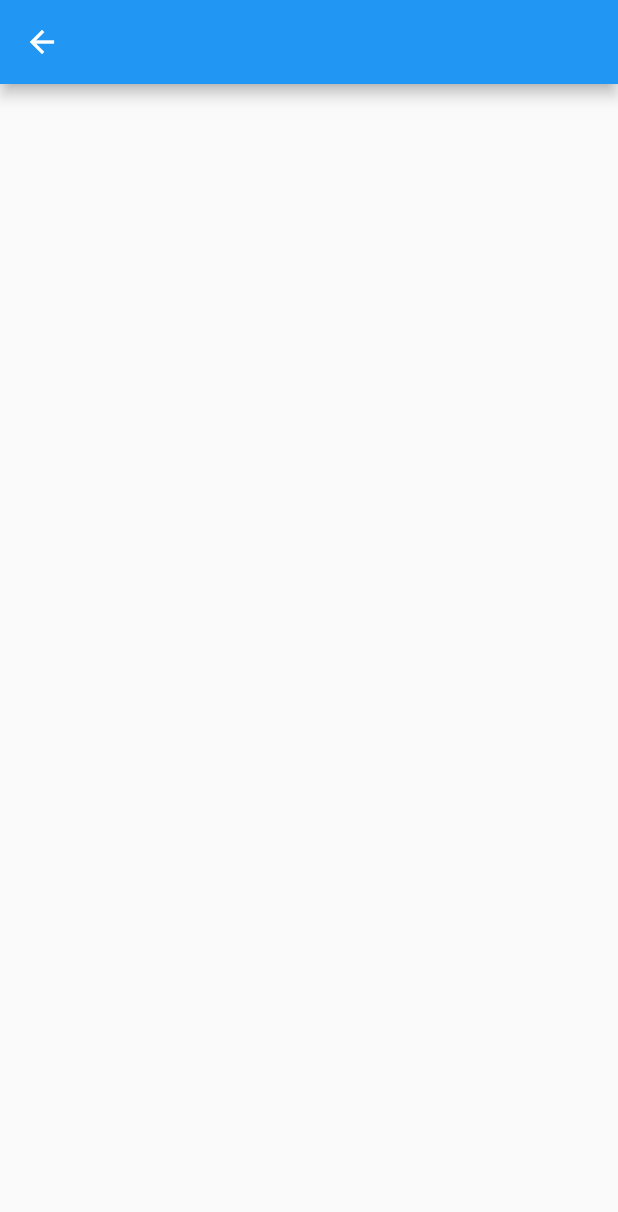
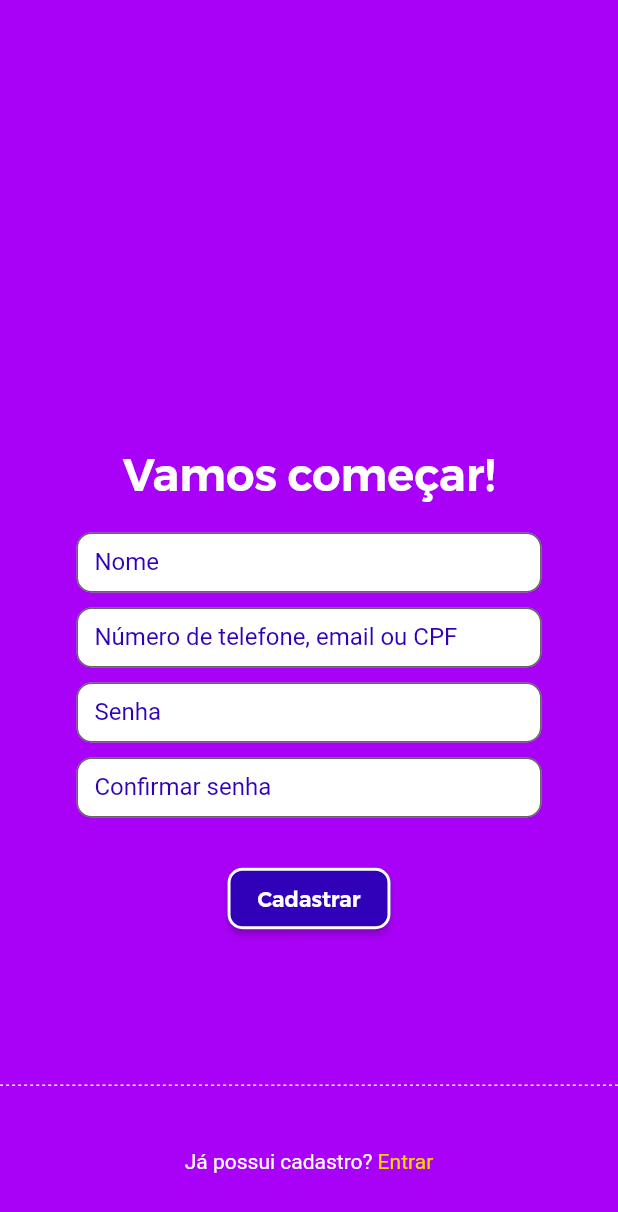
Before and after one commit to FIXER3600/App_ToDo_Lovepeople, a Flutter app: the Signup screen opened directly, on a phone screen of 412 x 824 dp. Shown: the top 1212 px of the screen. Run offline on Flutter 3.47's test engine with Material 2 defaults, Android fonts, the phone set to English and light mode, and no system bars; Roboto replaces fonts that are missing (Tahoma, verdana_regular).

Commit message:
Layout terminado - Tela Cadastro de Usuario

```diff
--- a/lib/main.dart
+++ b/lib/main.dart
@@ -1,3 +1,5 @@
+import 'package:app_todo_lovepeople/view/pages/signup.dart';
+import 'package:app_todo_lovepeople/view/pages/signup_succsess.dart';
 import 'package:flutter/material.dart';
 
 void main() {
@@ -11,9 +13,14 @@ class MyApp extends StatelessWidget {
   @override
   Widget build(BuildContext context) {
     return MaterialApp(
-      title: 'Flutter Demo',
+      title: 'ToDo Lovepeople',
+       debugShowCheckedModeBanner: false,
+       initialRoute: 'signup',
+        routes: {
+        'signup': (context) => const Signup(),
+        'success':(context)=>const SignupSuccsess(),
+      },
       theme: ThemeData(
-
         primarySwatch: Colors.blue,
       ),
       home: const Scaffold(),
--- a/lib/view/pages/signup.dart
+++ b/lib/view/pages/signup.dart
@@ -1,14 +1,127 @@
+import 'package:app_todo_lovepeople/view/pages/login.dart';
+import 'package:app_todo_lovepeople/view/pages/signup_succsess.dart';
+import 'package:app_todo_lovepeople/view/widgets/separator.dart';
+import 'package:app_todo_lovepeople/view/widgets/textformfield.dart';
 import 'package:flutter/material.dart';
 
-class Signup extends StatelessWidget {
+class Signup extends StatefulWidget {
+  const Signup({super.key});
 
-  const Signup({ super.key });
+  @override
+  State<Signup> createState() => _SignupState();
+}
 
-   @override
-   Widget build(BuildContext context) {
-       return Scaffold(
-           appBar: AppBar(title: const Text(''),),
-           body: Container(),
-       );
+class _SignupState extends State<Signup> {
+  final TextEditingController nameController = TextEditingController();
+  final TextEditingController emailController = TextEditingController();
+  final TextEditingController passwordController = TextEditingController();
+  final TextEditingController confirmPasswordController =
+      TextEditingController();
+  final _formKey = GlobalKey<FormState>();
+  @override
+  Widget build(BuildContext context) {
+    return Scaffold(
+      backgroundColor: const Color(0xFFA901F7),
+      body: Form(
+        key: _formKey,
+        child: Column(
+          mainAxisAlignment: MainAxisAlignment.end,
+          children: [
+            const Text(
+              'Vamos começar!',
+              style: TextStyle(
+                  fontWeight: FontWeight.w500,
+                  color: Colors.white,
+                  fontSize: 30,
+                  fontFamily: 'Montserrat-SemiBold'),
+            ),
+            const SizedBox(
+              height: 20,
+            ),
+            Textformfield(
+              controller: nameController,
+              message: 'Nome obrigatório',
+              label: 'Nome',
+              height: 10,
+            ),
+            Textformfield(
+              controller: emailController,
+              message: 'Email obrigatório',
+              label: 'Número de telefone, email ou CPF',
+              height: 10,
+            ),
+            Textformfield(
+              controller: passwordController,
+              message: 'Senha obrigatória',
+              label: 'Senha',
+              height: 10,
+            ),
+            Textformfield(
+              controller: confirmPasswordController,
+              message: 'Confirme a senha',
+              label: 'Confirmar senha',
+              height: 30,
+            ),
+            ElevatedButton(
+                onPressed: () {
+                  if (_formKey.currentState!.validate()) {
+                    Navigator.of(context)
+                        .push(MaterialPageRoute(builder: ((context) {
+                      return const SignupSuccsess();
+                    })));
+                  }
+                },
+                style: ElevatedButton.styleFrom(
+                  padding: const EdgeInsets.only(
+                      right: 20, left: 20, bottom: 12, top: 12),
+                  side: const BorderSide(
+                    width: 2.0,
+                    color: Colors.white,
+                  ),
+                  backgroundColor: const Color(0xff3101B9),
+                  foregroundColor: Colors.white,
+                  shape: RoundedRectangleBorder(
+                      borderRadius: BorderRadius.circular(10.0)),
+                ),
+                child: const Text('Cadastrar',
+                    style: TextStyle(fontFamily: 'Montserrat-SemiBold'))),
+            const SizedBox(
+              height: 100,
+            ),
+            Column(
+              mainAxisAlignment: MainAxisAlignment.end,
+              children: [
+                const Separator(
+                  color: Colors.white,
+                ),
+                Row(
+                  mainAxisAlignment: MainAxisAlignment.center,
+                  children: [
+                    const Text(
+                      'Já possui cadastro?',
+                      style: TextStyle(color: Colors.white,
+                      fontFamily: 'Tahoma')
+                    ),
+                    InkWell(
+                      onTap: () {
+                        Navigator.of(context)
+                            .push(MaterialPageRoute(builder: (context) {
+                          return const Login();
+                        }));
+                      },
+                      child: const Text(
+                        ' Entrar',
+                        style: TextStyle(color: Color(0xffFFD600), fontFamily: 'Tahoma'),
+                      ),
+                    ),
+                    const SizedBox(height: 100)
+                  ],
+                ),
+              ],
+            ),
+          ],
+        ),
+      ),
+    );
   }
 }
--- a/lib/view/pages/signup_succsess.dart
+++ b/lib/view/pages/signup_succsess.dart
@@ -7,7 +7,7 @@ class SignupSuccsess extends StatelessWidget {
    @override
    Widget build(BuildContext context) {
        return Scaffold(
-           appBar: AppBar(title: const Text(''),),
+           appBar: AppBar(title: const Text('Sucesso'),),
            body: Container(),
        );
   }
--- /dev/null
+++ b/lib/view/widgets/separator.dart
@@ -0,0 +1,33 @@
+import 'package:flutter/material.dart';
+
+class Separator extends StatelessWidget {
+  const Separator({Key? key, this.height = 1, this.color = Colors.black})
+      : super(key: key);
+  final double height;
+  final Color color;
+
+  @override
+  Widget build(BuildContext context) {
+    return LayoutBuilder(
+      builder: (BuildContext context, BoxConstraints constraints) {
+        final boxWidth = constraints.constrainWidth();
+        const dashWidth = 2.0;
+        final dashHeight = height;
+        final dashCount = (boxWidth / (2 * dashWidth)).floor();
+        return Flex(
+          mainAxisAlignment: MainAxisAlignment.spaceBetween,
+          direction: Axis.horizontal,
+          children: List.generate(dashCount, (_) {
+            return SizedBox(
+              width: dashWidth,
+              height: dashHeight,
+              child: DecoratedBox(
+                decoration: BoxDecoration(color: color),
+              ),
+            );
+          }),
+        );
+      },
+    );
+  }
+}
--- /dev/null
+++ b/lib/view/widgets/textformfield.dart
@@ -0,0 +1,57 @@
+import 'package:flutter/material.dart';
+
+class Textformfield extends StatelessWidget {
+  final TextEditingController controller;
+  final String message;
+  final String label;
+  final double? height;
+  const Textformfield(
+      {super.key,
+      required this.controller,
+      required this.message,
+      required this.label,
+      required this.height});
+
+  @override
+  Widget build(BuildContext context) {
+    return Column(
+      children: [
+        SizedBox(
+          width: 310,
+          height: 40,
+          child: TextFormField(
+            controller: controller,
+            style: const TextStyle(
+                fontSize: 10,
+                color: Color(0xff3101B9),
+                fontWeight: FontWeight.w600,
+                fontFamily: 'Tahoma'),
+            decoration: InputDecoration(
+              border: OutlineInputBorder(
+                borderRadius: BorderRadius.circular(10.0),
+              ),
+              filled: true,
+              fillColor: Colors.white,
+              labelText: label,
+              labelStyle: const TextStyle(
+                color: Color(0xff3101B9),
+                fontSize: 16,
+                fontFamily: "verdana_regular",
+                fontWeight: FontWeight.w400,
+              ),
+            ),
+            validator: (value) {
+              if (value!.isEmpty) {
+                return message;
+              }
+              return null;
+            },
+          ),
+        ),
+        SizedBox(
+          height: height,
+        ),
+      ],
+    );
+  }
+}
--- a/pubspec.yaml
+++ b/pubspec.yaml
@@ -77,7 +77,10 @@ flutter:
   # "family" key with the font family name, and a "fonts" key with a
   # list giving the asset and other descriptors for the font. For
   # example:
-  # fonts:
+  fonts:
+    - family: 'Montserrat-SemiBold'
+      fonts:
+        - asset: ./lib/view/assets/fonts/montserrat-semi-bold.ttf
   #   - family: Schyler
   #     fonts:
   #       - asset: fonts/Schyler-Regular.ttf
```
Also changed, not shown: lib/view/assets/fonts/montserrat-semi-bold.ttf (added), lib/view/assets/images/coruja-image.png (renamed from lib/view/assets/coruja-image.png), lib/view/assets/images/logo.png (renamed from lib/view/assets/logo.png).
